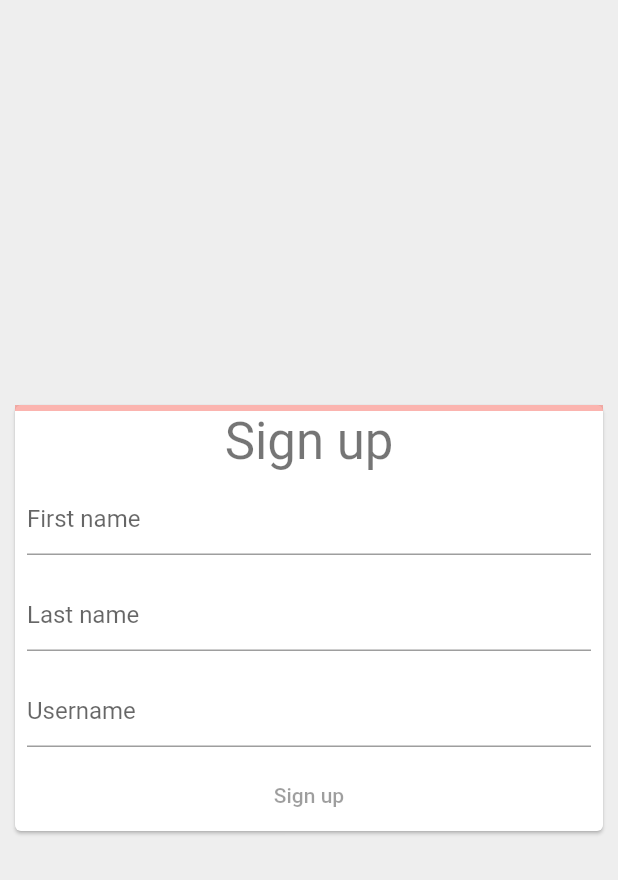
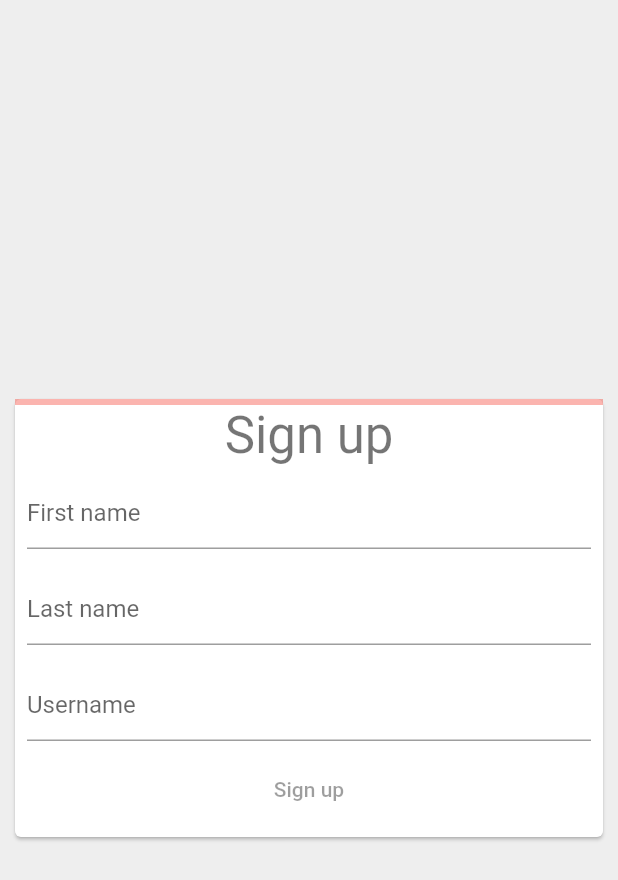
Before and after one commit to jeongkite/flutter_signin_example, a Flutter app: the screen it shows after launch, on a phone screen of 412 x 824 dp. Shown: the top 880 px of the screen. Run offline on Flutter 3.47's test engine with Material 2 defaults, Android fonts, the phone set to English and light mode, and no system bars.

Commit message:
Add button padding

```diff
--- a/lib/main.dart
+++ b/lib/main.dart
@@ -92,7 +92,9 @@ class _SignUpFormState extends State<SignUpForm> {
               decoration: const InputDecoration(hintText: 'Username'),
             ),
           ),
-          TextButton(
+          Padding(
+            padding: const EdgeInsets.only(bottom: 8.0),
+            child: TextButton(
               style: ButtonStyle(
                 foregroundColor: MaterialStateProperty.resolveWith(
                     (Set<MaterialState> states) {
@@ -109,6 +111,7 @@ class _SignUpFormState extends State<SignUpForm> {
               ),
               onPressed: _formProgress == 1 ? _showWelcomeScreen : null,
               child: const Text('Sign up'),
+            ),
           ),
         ],
       ),
```
Lines whose indentation alone changed are shown as unchanged.
